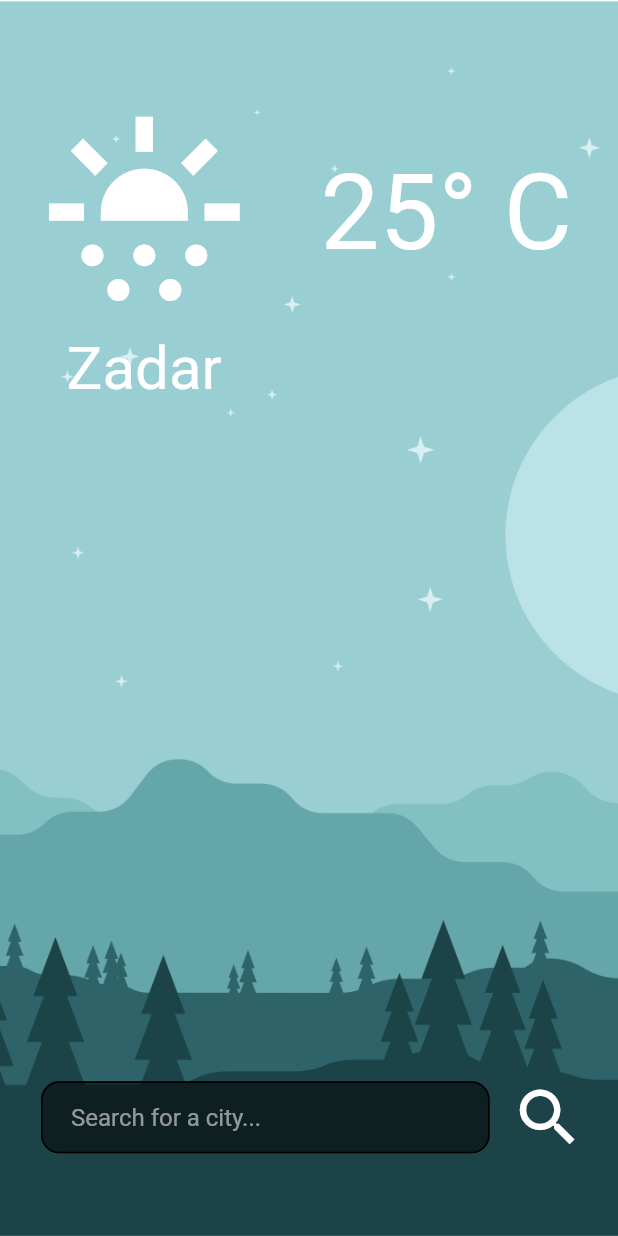
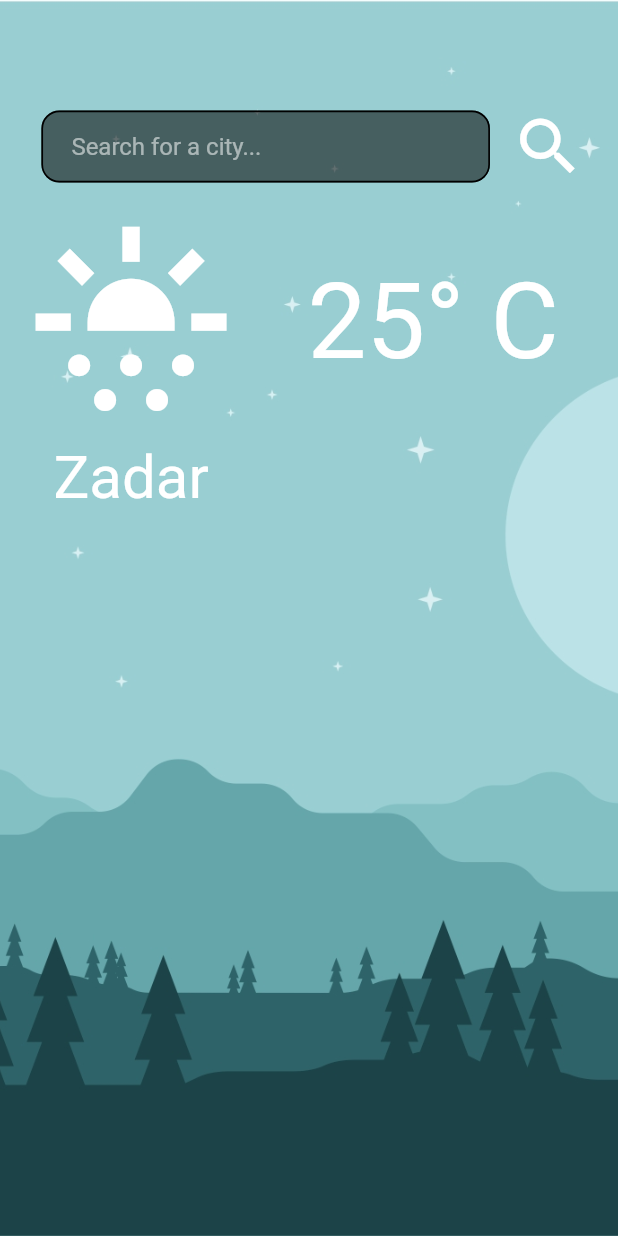
Before and after one commit to BrunoJurkovic/workshop-weather, a Flutter app: the screen it shows after launch, on a phone screen of 412 x 824 dp. Run offline on Flutter 3.47's test engine with Material 2 defaults, Android fonts, the light colour scheme and no system bars; our stand-ins replace auto_route, bloc, dio, flutter_bloc, flutter_form_builder, flutter_screenutil and 5 more; generated files the repository leaves out were written again.

Commit message:
fixed search field

```diff
--- a/lib/weather/presentation/weather_screen.dart
+++ b/lib/weather/presentation/weather_screen.dart
@@ -25,8 +25,35 @@ class _WeatherScreenState extends State<WeatherScreen> {
         body: Stack(
           children: [
             buildBackground(),
+            Padding(
+              padding: EdgeInsets.only(top: 100.h),
+              child: Row(
+                children: [
+                  SearchField(
+                    name: 'weatherSearch',
+                    width: 540.w,
+                    leftPadding: 90.w,
+                    hintText: 'Search for a city...',
+                    outlineColor: (hour > 8 && hour < 17)
+                        ? Colors.white
+                        : Colors.amberAccent,
+                  ),
+                  SizedBox(
+                    width: 25.w,
+                  ),
+                  GestureDetector(
+                    onTap: () {},
+                    child: Icon(
+                      Icons.search_outlined,
+                      size: 90.r,
+                      color: Colors.white,
+                    ),
+                  ),
+                ],
+              ),
+            ),
             Positioned(
-              top: 100.h,
+              top: 200.h,
               left: 25.h,
               child: Column(
                 children: [
@@ -60,30 +87,6 @@ class _WeatherScreenState extends State<WeatherScreen> {
                   SizedBox(
                     height: 620.h,
                   ),
-                  Row(
-                    children: [
-                      SearchField(
-                        name: 'weatherSearch',
-                        width: 540.w,
-                        leftPadding: 30.w,
-                        hintText: 'Search for a city...',
-                        outlineColor: (hour > 8 && hour < 17)
-                            ? Colors.cyanAccent
-                            : Colors.amberAccent,
-                      ),
-                      SizedBox(
-                        width: 25.w,
-                      ),
-                      GestureDetector(
-                        onTap: () {},
-                        child: Icon(
-                          Icons.search_outlined,
-                          size: 90.r,
-                          color: Colors.white,
-                        ),
-                      ),
-                    ],
-                  ),
                 ],
               ),
             ),
```
